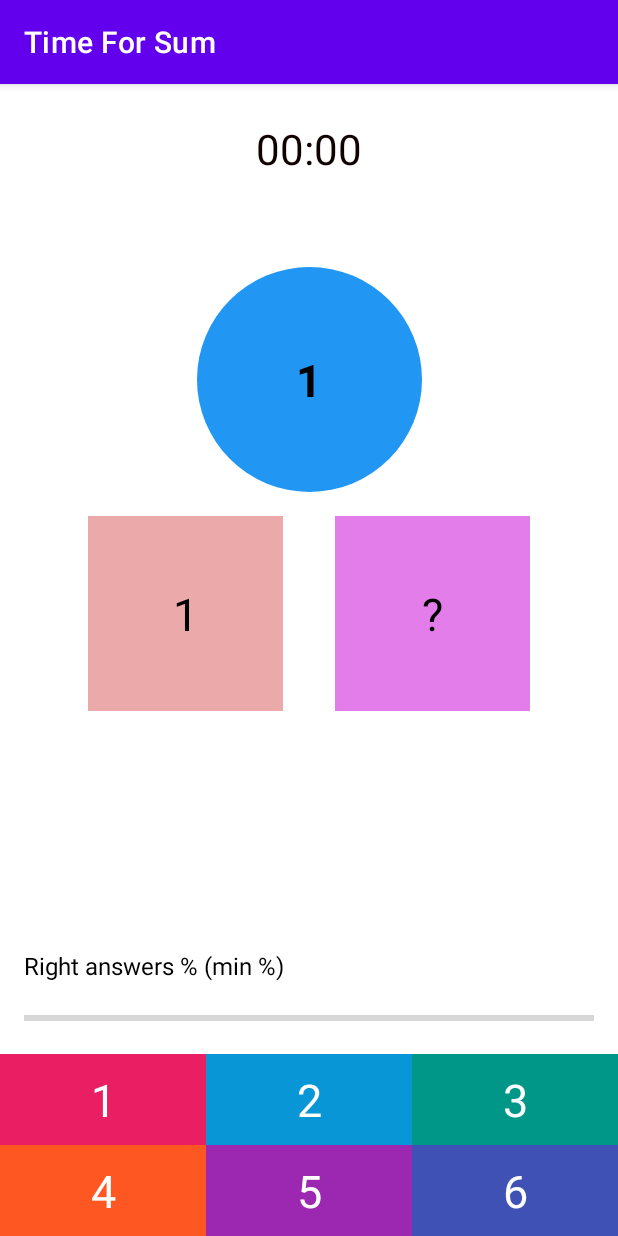
After one commit to Flaschix/Time_For_Sum, an Android app: the fragment GameFragment shown on its own in the app's theme, on a phone screen of 412 x 824 dp. The commit adds this screen. Run offline under Robolectric (Android 15) with nearby library versions, the phone set to English and light mode, and no system bars.

Commit message:
add res, fragment, styles, drawable

```diff
--- /dev/null
+++ b/app/src/main/java/com/example/timeforsum/presentation/GameFragment.kt
@@ -0,0 +1,18 @@
+package com.example.timeforsum.presentation
+
+import android.os.Bundle
+import android.view.LayoutInflater
+import android.view.View
+import android.view.ViewGroup
+import androidx.fragment.app.Fragment
+import com.example.timeforsum.R
+
+class GameFragment : Fragment() {
+    override fun onCreateView(
+        inflater: LayoutInflater,
+        container: ViewGroup?,
+        savedInstanceState: Bundle?
+    ): View? {
+        return inflater.inflate(R.layout.game_fragment, container, false)
+    }
+}
--- /dev/null
+++ b/app/src/main/res/drawable/ic_baseline_done_24.xml
@@ -0,0 +1,5 @@
+<vector android:height="24dp" android:tint="#000000"
+    android:viewportHeight="24" android:viewportWidth="24"
+    android:width="24dp" xmlns:android="http://schemas.android.com/apk/res/android">
+    <path android:fillColor="@android:color/holo_green_light" android:pathData="M9,16.2L4.8,12l-1.4,1.4L9,19 21,7l-1.4,-1.4L9,16.2z"/>
+</vector>
--- /dev/null
+++ b/app/src/main/res/drawable/ic_threeangle.xml
@@ -0,0 +1,5 @@
+<vector android:height="24dp" android:tint="#000000"
+    android:viewportHeight="24" android:viewportWidth="24"
+    android:width="24dp" xmlns:android="http://schemas.android.com/apk/res/android">
+    <path android:fillColor="@android:color/white" android:pathData="M12,7.77L18.39,18H5.61L12,7.77M12,4L2,20h20L12,4z"/>
+</vector>
--- /dev/null
+++ b/app/src/main/res/drawable/oval.xml
@@ -0,0 +1,5 @@
+<?xml version="1.0" encoding="utf-8"?>
+<shape xmlns:android="http://schemas.android.com/apk/res/android"
+    android:shape="oval">
+    <solid android:color="@color/teal_700"/>
+</shape>
--- /dev/null
+++ b/app/src/main/res/layout/game_fragment.xml
@@ -0,0 +1,166 @@
+<?xml version="1.0" encoding="utf-8"?>
+<androidx.constraintlayout.widget.ConstraintLayout xmlns:android="http://schemas.android.com/apk/res/android"
+    xmlns:app="http://schemas.android.com/apk/res-auto"
+    xmlns:tools="http://schemas.android.com/tools"
+    android:layout_width="match_parent"
+    android:layout_height="match_parent"
+    tools:context=".presentation.GameFragment">
+
+    <TextView
+        android:id="@+id/tvAnswer1"
+        style="@style/AnswerTextStyle"
+        android:layout_width="0dp"
+        android:layout_height="wrap_content"
+        android:background="#E91E63"
+        android:text="@string/tvAnswer1"
+        app:layout_constraintBottom_toTopOf="@+id/tvAnswer4"
+        app:layout_constraintEnd_toStartOf="@+id/tvAnswer2"
+        app:layout_constraintHorizontal_bias="0.0"
+        app:layout_constraintStart_toStartOf="parent" />
+
+    <TextView
+        android:id="@+id/tvAnswer2"
+        style="@style/AnswerTextStyle"
+        android:layout_width="0dp"
+        android:layout_height="wrap_content"
+        android:background="#0896D6"
+        android:text="@string/tvAnswer2"
+        app:layout_constraintBottom_toTopOf="@+id/tvAnswer5"
+        app:layout_constraintEnd_toStartOf="@+id/tvAnswer6"
+        app:layout_constraintHorizontal_bias="0.0"
+        app:layout_constraintStart_toEndOf="@+id/tvAnswer4" />
+
+    <TextView
+        android:id="@+id/tvAnswer3"
+        style="@style/AnswerTextStyle"
+        android:layout_width="0dp"
+        android:layout_height="wrap_content"
+        android:background="#009688"
+        android:text="@string/tvAnswer3"
+        app:layout_constraintBottom_toTopOf="@+id/tvAnswer6"
+        app:layout_constraintEnd_toEndOf="parent"
+        app:layout_constraintHorizontal_bias="0.0"
+        app:layout_constraintStart_toEndOf="@+id/tvAnswer2" />
+
+    <TextView
+        android:id="@+id/tvAnswer4"
+        style="@style/AnswerTextStyle"
+        android:layout_width="0dp"
+        android:layout_height="wrap_content"
+        android:background="#FF5722"
+        android:text="@string/tvAnswer4"
+        app:layout_constraintBottom_toBottomOf="@+id/tvAnswer5"
+        app:layout_constraintEnd_toStartOf="@+id/tvAnswer5"
+        app:layout_constraintHorizontal_bias="0.0"
+        app:layout_constraintStart_toStartOf="parent" />
+
+    <TextView
+        android:id="@+id/tvAnswer5"
+        style="@style/AnswerTextStyle"
+        android:layout_width="0dp"
+        android:layout_height="wrap_content"
+        android:background="#9C27B0"
+        android:text="@string/tvAnswer5"
+        app:layout_constraintBottom_toBottomOf="parent"
+        app:layout_constraintEnd_toStartOf="@+id/tvAnswer6"
+        app:layout_constraintStart_toEndOf="@+id/tvAnswer4" />
+
+    <TextView
+        android:id="@+id/tvAnswer6"
+        style="@style/AnswerTextStyle"
+        android:layout_width="0dp"
+        android:layout_height="wrap_content"
+        android:background="#3F51B5"
+        android:text="@string/tvAnswer6"
+        app:layout_constraintBottom_toBottomOf="parent"
+        app:layout_constraintEnd_toEndOf="parent"
+        app:layout_constraintHorizontal_bias="0.304"
+        app:layout_constraintStart_toEndOf="@+id/tvAnswer5" />
+
+    <TextView
+        android:id="@+id/tvTimer"
+        android:layout_width="0dp"
+        android:layout_height="wrap_content"
+        android:layout_marginTop="24dp"
+        android:gravity="center"
+        android:text="@string/default_time"
+        android:textColor="#100000"
+        android:textSize="28sp"
+        app:layout_constraintEnd_toEndOf="parent"
+        app:layout_constraintStart_toStartOf="parent"
+        app:layout_constraintTop_toTopOf="parent" />
+
+    <TextView
+        android:id="@+id/tvSum"
+        android:layout_width="150sp"
+        android:layout_height="150sp"
+        android:layout_marginTop="60dp"
+        android:background="@drawable/oval"
+        android:backgroundTint="#2196F3"
+        android:gravity="center"
+        android:text="@string/tvAnswer1"
+        android:textColor="#000000"
+        android:textSize="30sp"
+        android:textStyle="bold"
+        app:layout_constraintEnd_toEndOf="parent"
+        app:layout_constraintStart_toStartOf="parent"
+        app:layout_constraintTop_toBottomOf="@+id/tvTimer" />
+
+    <TextView
+        android:id="@+id/tvVisibleNumber"
+        style="@style/CubeWithNumbersTextStyle"
+        android:layout_width="0dp"
+        android:layout_height="130sp"
+        android:layout_marginStart="24dp"
+        android:layout_marginTop="16dp"
+        android:background="#ECA9A9"
+        android:text="@string/tvAnswer1"
+        app:layout_constraintBottom_toTopOf="@+id/tvAnswer1"
+        app:layout_constraintEnd_toStartOf="@+id/tvQuestion"
+        app:layout_constraintStart_toStartOf="parent"
+        app:layout_constraintTop_toBottomOf="@+id/tvSum"
+        app:layout_constraintVertical_bias="0.0" />
+
+    <TextView
+        android:id="@+id/tvQuestion"
+        style="@style/CubeWithNumbersTextStyle"
+        android:layout_width="0dp"
+        android:layout_height="0dp"
+        android:layout_marginEnd="24dp"
+        android:background="#E37DEA"
+        android:text="@string/question"
+        app:layout_constraintBottom_toBottomOf="@+id/tvVisibleNumber"
+        app:layout_constraintEnd_toEndOf="parent"
+        app:layout_constraintDimensionRatio="1:1"
+        app:layout_constraintStart_toEndOf="@+id/tvVisibleNumber"
+        app:layout_constraintTop_toTopOf="@+id/tvVisibleNumber"
+        app:layout_constraintVertical_bias="0.0" />
+
+    <ProgressBar
+        android:id="@+id/progressBar"
+        style="@style/Widget.AppCompat.ProgressBar.Horizontal"
+        android:layout_width="0dp"
+        android:layout_height="wrap_content"
+        android:layout_marginStart="16dp"
+        android:layout_marginEnd="16dp"
+        android:layout_marginBottom="16dp"
+        app:layout_constraintBottom_toTopOf="@+id/tvAnswer2"
+        app:layout_constraintEnd_toEndOf="parent"
+        app:layout_constraintStart_toStartOf="parent"
+        app:layout_constraintTop_toBottomOf="@+id/tvVisibleNumber"
+        app:layout_constraintVertical_bias="1.0" />
+
+    <TextView
+        android:id="@+id/tvAnswerProgress"
+        android:layout_width="0dp"
+        android:layout_height="wrap_content"
+        android:layout_marginBottom="16dp"
+        android:text="@string/answer_progress"
+        android:textColor="#000000"
+        android:textSize="16sp"
+        app:layout_constraintBottom_toTopOf="@+id/progressBar"
+        app:layout_constraintEnd_toEndOf="@+id/progressBar"
+        app:layout_constraintStart_toStartOf="@+id/progressBar"
+        app:layout_constraintTop_toBottomOf="@+id/tvVisibleNumber"
+        app:layout_constraintVertical_bias="1.0" />
+</androidx.constraintlayout.widget.ConstraintLayout>
--- a/app/src/main/res/values/strings.xml
+++ b/app/src/main/res/values/strings.xml
@@ -1,3 +1,18 @@
 <resources>
     <string name="app_name">Time For Sum</string>
+    <string name="start">Start</string>
+    <string name="easy">Easy</string>
+    <string name="medium">Medium</string>
+    <string name="hard">Hard</string>
+    <string name="test">Test</string>
+    <string name="choose_your_level">Choose Your Level</string>
+    <string name="tvAnswer1">1</string>
+    <string name="tvAnswer2">2</string>
+    <string name="tvAnswer3">3</string>
+    <string name="tvAnswer4">4</string>
+    <string name="tvAnswer5">5</string>
+    <string name="tvAnswer6">6</string>
+    <string name="default_time">00:00</string>
+    <string name="question"><a>?</a></string>
+    <string name="answer_progress">Right answers % (min %)</string>
 </resources>
--- /dev/null
+++ b/app/src/main/res/values/styles.xml
@@ -0,0 +1,21 @@
+<?xml version="1.0" encoding="utf-8"?>
+<resources>
+    <style name="AnswerTextStyle">
+        <item name="android:gravity">center</item>
+        <item name="android:textSize">30sp</item>
+        <item name="android:textColor">@color/white</item>
+        <item name="android:padding">10sp</item>
+    </style>
+
+    <style name="CubeWithNumbersTextStyle">
+        <item name="android:gravity">center</item>
+        <item name="android:textSize">30sp</item>
+        <item name="android:textColor">@color/black</item>
+    </style>
+
+    <style name="ResultTextStyle">
+        <item name="android:textSize">20sp</item>
+        <item name="android:textColor">@color/black</item>
+        <item name="android:layout_marginTop">16sp</item>
+    </style>
+</resources>
```
Also changed, not shown: app/src/main/java/com/example/timeforsum/presentation/ChooseLevelFragment.kt (added, +18 -0 lines), app/src/main/java/com/example/timeforsum/presentation/EndOfGameFragment.kt (added, +18 -0 lines), app/src/main/java/com/example/timeforsum/presentation/StartScreenFragment.kt (added, +18 -0 lines), app/src/main/res/layout/activity_main.xml (+3 -13 lines), app/src/main/res/layout/choose_level_fragment.xml (added, +71 -0 lines), app/src/main/res/layout/game_of_end_fragment.xml (added, +79 -0 lines), app/src/main/res/layout/start_screen_fragment.xml (added, +47 -0 lines), app/src/main/res/drawable/sum_meaning.png (added).
